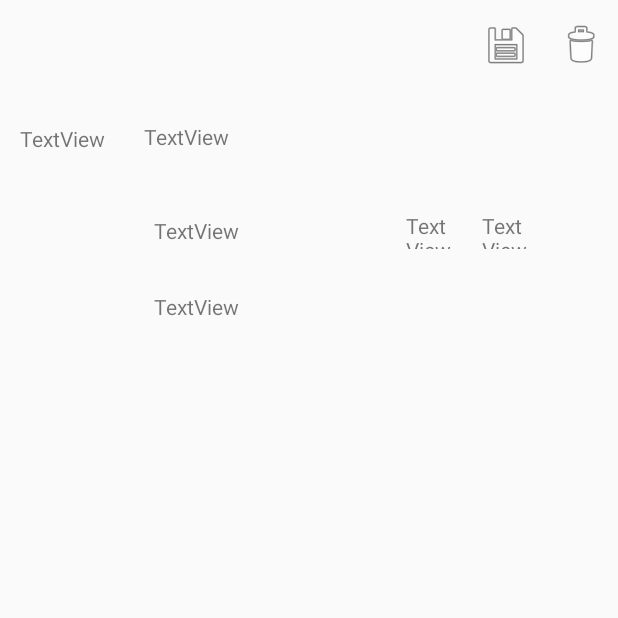
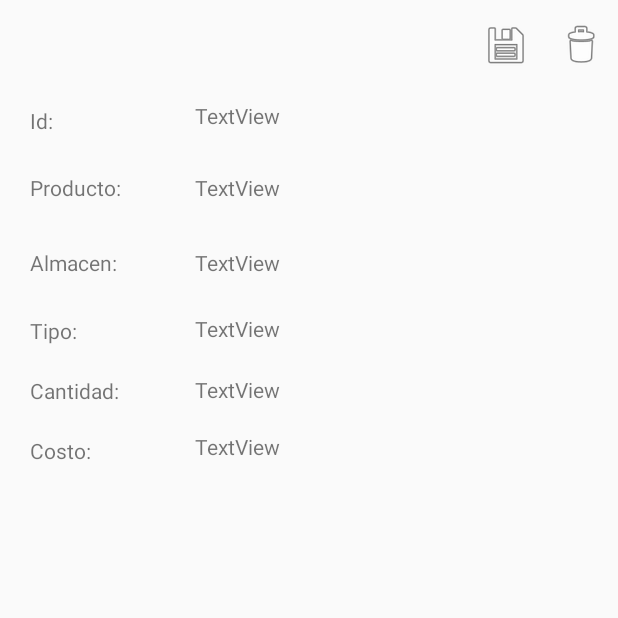
Before and after one commit to MauroMP/ProjectLaSenior, an Android app: the MovActivity screen opened directly, with no data from a screen before it, on a phone screen of 412 x 824 dp, the top half of it. Run offline under Robolectric (Android 15) with nearby library versions, the phone set to English and light mode, and no system bars; 3 statements that could not run were skipped.

Commit message:
10/11/2019

```diff
--- a/ANDROID/app/build.gradle
+++ b/ANDROID/app/build.gradle
@@ -5,7 +5,7 @@ android {
     buildToolsVersion "29.0.2"
     defaultConfig {
         applicationId "com.example.lasenioralmacenes"
-        minSdkVersion 22
+        minSdkVersion 24
         targetSdkVersion 29
         versionCode 1
         versionName "1.0"
--- a/ANDROID/app/src/main/AndroidManifest.xml
+++ b/ANDROID/app/src/main/AndroidManifest.xml
@@ -12,7 +12,8 @@
         android:supportsRtl="true"
         android:theme="@style/Theme.AppCompat.Light.NoActionBar"
         android:usesCleartextTraffic="true">
-        <activity android:name=".MovActivity"></activity>
+        <activity android:name=".Addmov_Activity"></activity>
+        <activity android:name=".MovActivity" />
         <activity android:name=".Movimientos_Activity" />
         <activity android:name=".Menu_Activity" />
         <activity android:name=".MainActivity">
--- a/ANDROID/app/src/main/java/com/example/lasenioralmacenes/Adapters/MovimientosAdapter.java
+++ b/ANDROID/app/src/main/java/com/example/lasenioralmacenes/Adapters/MovimientosAdapter.java
@@ -49,7 +49,6 @@ public class MovimientosAdapter extends ArrayAdapter {
         TextView movProducto = rowView.findViewById(R.id.Producto);
         TextView movAlmacen = rowView.findViewById(R.id.Almacen);
         TextView movTipo = rowView.findViewById(R.id.tipo);
-        ImageView del = rowView.findViewById(R.id.borrarMov);
         final Date date = listmovs.get(posicion).getMovFecha();
 
 
--- a/ANDROID/app/src/main/java/com/example/lasenioralmacenes/Interfaces/RestMovs.java
+++ b/ANDROID/app/src/main/java/com/example/lasenioralmacenes/Interfaces/RestMovs.java
@@ -29,6 +29,12 @@ public interface RestMovs {
     @POST("mov/nvomov")
     Call<Movimiento> crearMov(@Body Movimiento movimiento);
 
+    @GET("prod/obtnom")
+    Call<String[]> getProdnom();
+
+    @GET("mov/obtnom")
+    Call<String[]> getAlmanom();
+
 
 
 
--- a/ANDROID/app/src/main/res/layout/activity_mov.xml
+++ b/ANDROID/app/src/main/res/layout/activity_mov.xml
@@ -18,14 +18,14 @@
         android:layout_width="wrap_content"
         android:layout_height="wrap_content"
         android:orientation="horizontal"
-        app:layout_constraintGuide_begin="130dp" />
+        app:layout_constraintGuide_begin="100dp" />
 
     <androidx.constraintlayout.widget.Guideline
         android:id="@+id/guideline7"
         android:layout_width="wrap_content"
         android:layout_height="wrap_content"
         android:orientation="horizontal"
-        app:layout_constraintGuide_begin="177dp" />
+        app:layout_constraintGuide_begin="150dp" />
 
     <ImageView
         android:id="@+id/btdel"
@@ -42,7 +42,7 @@
         android:layout_width="wrap_content"
         android:layout_height="wrap_content"
         android:orientation="vertical"
-        app:layout_constraintGuide_end="150dp" />
+        app:layout_constraintGuide_begin="130dp" />
 
     <androidx.constraintlayout.widget.Guideline
         android:id="@+id/guideline13"
@@ -74,19 +74,17 @@
         android:layout_height="25dp"
         android:text="TextView"
         app:layout_constraintBottom_toTopOf="@+id/guideline6"
-        app:layout_constraintEnd_toStartOf="@+id/tipo"
-        app:layout_constraintStart_toStartOf="parent"
+        app:layout_constraintStart_toStartOf="@+id/guideline12"
         app:layout_constraintTop_toTopOf="@+id/guideline5" />
 
     <TextView
         android:id="@+id/tipo"
-        android:layout_width="70dp"
-        android:layout_height="27dp"
+        android:layout_width="67dp"
+        android:layout_height="22dp"
         android:text="TextView"
-        app:layout_constraintBottom_toTopOf="@+id/guideline6"
-        app:layout_constraintEnd_toStartOf="@+id/guideline12"
-        app:layout_constraintStart_toStartOf="parent"
-        app:layout_constraintTop_toTopOf="@+id/guideline5" />
+        app:layout_constraintBottom_toTopOf="@+id/guideline16"
+        app:layout_constraintStart_toStartOf="@+id/guideline12"
+        app:layout_constraintTop_toTopOf="@+id/guideline15" />
 
     <TextView
         android:id="@+id/Producto"
@@ -94,8 +92,7 @@
         android:layout_height="wrap_content"
         android:text="TextView"
         app:layout_constraintBottom_toTopOf="@+id/guideline7"
-        app:layout_constraintEnd_toStartOf="@+id/guideline12"
-        app:layout_constraintStart_toStartOf="parent"
+        app:layout_constraintStart_toStartOf="@+id/guideline12"
         app:layout_constraintTop_toTopOf="@+id/guideline6" />
 
     <TextView
@@ -104,8 +101,7 @@
         android:layout_height="wrap_content"
         android:text="TextView"
         app:layout_constraintBottom_toTopOf="@+id/guideline15"
-        app:layout_constraintEnd_toStartOf="@+id/guideline12"
-        app:layout_constraintStart_toStartOf="parent"
+        app:layout_constraintStart_toStartOf="@+id/guideline12"
         app:layout_constraintTop_toTopOf="@+id/guideline7" />
 
     <androidx.constraintlayout.widget.Guideline
@@ -113,33 +109,106 @@
         android:layout_width="wrap_content"
         android:layout_height="wrap_content"
         android:orientation="horizontal"
-        app:layout_constraintGuide_begin="232dp" />
+        app:layout_constraintGuide_begin="200dp" />
 
     <androidx.constraintlayout.widget.Guideline
         android:id="@+id/guideline16"
         android:layout_width="wrap_content"
         android:layout_height="wrap_content"
         android:orientation="horizontal"
-        app:layout_constraintGuide_begin="277dp" />
+        app:layout_constraintGuide_begin="240dp" />
 
     <TextView
         android:id="@+id/Costo"
-        android:layout_width="33dp"
-        android:layout_height="25dp"
+        android:layout_width="70dp"
+        android:layout_height="24dp"
         android:text="TextView"
+        app:layout_constraintBottom_toTopOf="@+id/guideline20"
+        app:layout_constraintStart_toStartOf="@+id/guideline12"
+        app:layout_constraintTop_toTopOf="@+id/guideline19" />
+
+    <TextView
+        android:id="@+id/cantidad"
+        android:layout_width="68dp"
+        android:layout_height="20dp"
+        android:text="TextView"
+        app:layout_constraintBottom_toTopOf="@+id/guideline19"
+        app:layout_constraintStart_toStartOf="@+id/guideline12"
+        app:layout_constraintTop_toTopOf="@+id/guideline16" />
+
+    <androidx.constraintlayout.widget.Guideline
+        android:id="@+id/guideline19"
+        android:layout_width="wrap_content"
+        android:layout_height="wrap_content"
+        android:orientation="horizontal"
+        app:layout_constraintGuide_begin="280dp" />
+
+    <androidx.constraintlayout.widget.Guideline
+        android:id="@+id/guideline20"
+        android:layout_width="wrap_content"
+        android:layout_height="wrap_content"
+        android:orientation="horizontal"
+        app:layout_constraintGuide_begin="320dp" />
+
+    <TextView
+        android:id="@+id/idView"
+        android:layout_width="wrap_content"
+        android:layout_height="wrap_content"
+        android:text="Id:"
+        app:layout_constraintBottom_toTopOf="@+id/guideline6"
+        app:layout_constraintStart_toStartOf="@+id/guideline21"
+        app:layout_constraintTop_toTopOf="@+id/guideline5" />
+
+    <TextView
+        android:id="@+id/prodView"
+        android:layout_width="wrap_content"
+        android:layout_height="wrap_content"
+        android:text="Producto:"
         app:layout_constraintBottom_toTopOf="@+id/guideline7"
-        app:layout_constraintEnd_toStartOf="@+id/guideline13"
-        app:layout_constraintStart_toStartOf="@+id/guideline12"
+        app:layout_constraintStart_toStartOf="@+id/guideline21"
         app:layout_constraintTop_toTopOf="@+id/guideline6" />
 
     <TextView
-        android:id="@+id/cantidad"
-        android:layout_width="32dp"
-        android:layout_height="25dp"
-        android:text="TextView"
-        app:layout_constraintBottom_toTopOf="@+id/guideline7"
-        app:layout_constraintEnd_toStartOf="@+id/guideline14"
-        app:layout_constraintStart_toStartOf="@+id/guideline13"
-        app:layout_constraintTop_toTopOf="@+id/guideline6" />
+        android:id="@+id/almaView"
+        android:layout_width="wrap_content"
+        android:layout_height="wrap_content"
+        android:text="Almacen:"
+        app:layout_constraintBottom_toTopOf="@+id/guideline15"
+        app:layout_constraintStart_toStartOf="@+id/guideline21"
+        app:layout_constraintTop_toTopOf="@+id/guideline7" />
+
+    <TextView
+        android:id="@+id/tipoView"
+        android:layout_width="wrap_content"
+        android:layout_height="wrap_content"
+        android:text="Tipo:"
+        app:layout_constraintBottom_toTopOf="@+id/guideline16"
+        app:layout_constraintStart_toStartOf="@+id/guideline21"
+        app:layout_constraintTop_toTopOf="@+id/guideline15" />
+
+    <TextView
+        android:id="@+id/cantidadView"
+        android:layout_width="wrap_content"
+        android:layout_height="wrap_content"
+        android:text="Cantidad:"
+        app:layout_constraintBottom_toTopOf="@+id/guideline19"
+        app:layout_constraintStart_toStartOf="@+id/guideline21"
+        app:layout_constraintTop_toTopOf="@+id/guideline16" />
+
+    <TextView
+        android:id="@+id/costoView"
+        android:layout_width="wrap_content"
+        android:layout_height="wrap_content"
+        android:text="Costo:"
+        app:layout_constraintBottom_toTopOf="@+id/guideline20"
+        app:layout_constraintStart_toStartOf="@+id/guideline21"
+        app:layout_constraintTop_toTopOf="@+id/guideline19" />
+
+    <androidx.constraintlayout.widget.Guideline
+        android:id="@+id/guideline21"
+        android:layout_width="wrap_content"
+        android:layout_height="wrap_content"
+        android:orientation="vertical"
+        app:layout_constraintGuide_begin="20dp" />
 
 </androidx.constraintlayout.widget.ConstraintLayout>
```
Also changed, not shown: ANDROID/app/src/main/java/com/example/lasenioralmacenes/Addmov_Activity.java (added, +164 -0 lines), ANDROID/app/src/main/java/com/example/lasenioralmacenes/Fragments/DateFragments.java (added, +24 -0 lines), ANDROID/app/src/main/java/com/example/lasenioralmacenes/Movimientos_Activity.java (+13 -0 lines), ANDROID/app/src/main/res/layout/activity_addmov_.xml (added, +195 -0 lines), ANDROID/app/src/main/res/layout/activity_movimientos_.xml (+15 -3 lines), ANDROID/app/src/main/res/layout/row_movimientos.xml (+1 -13 lines).
